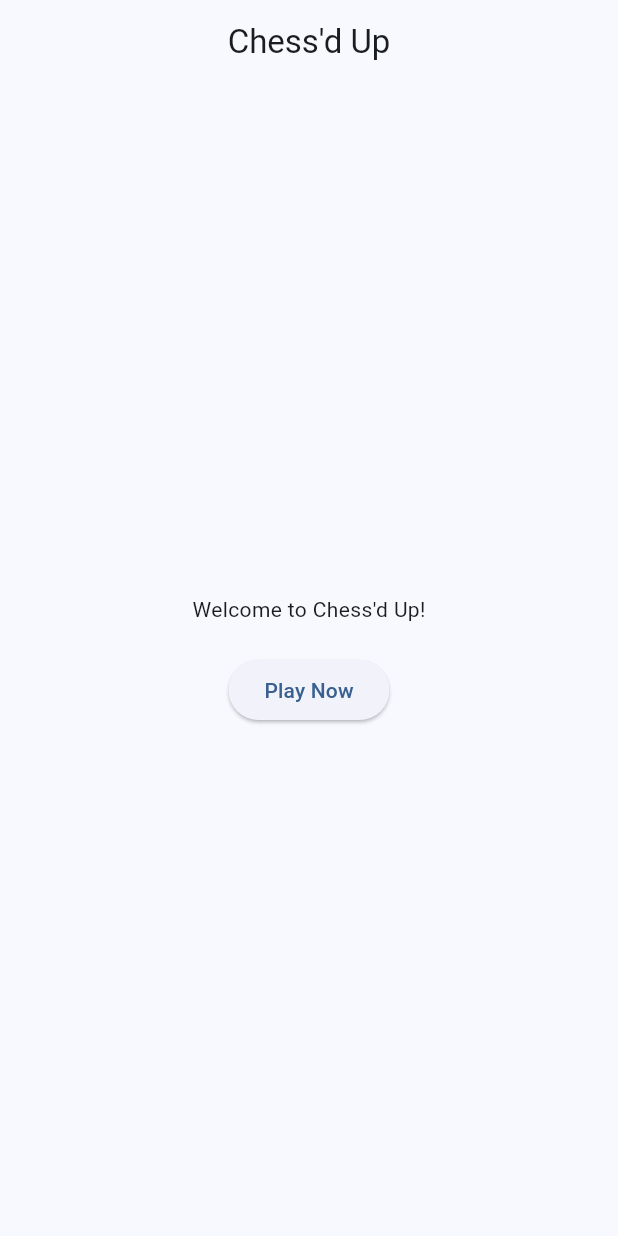
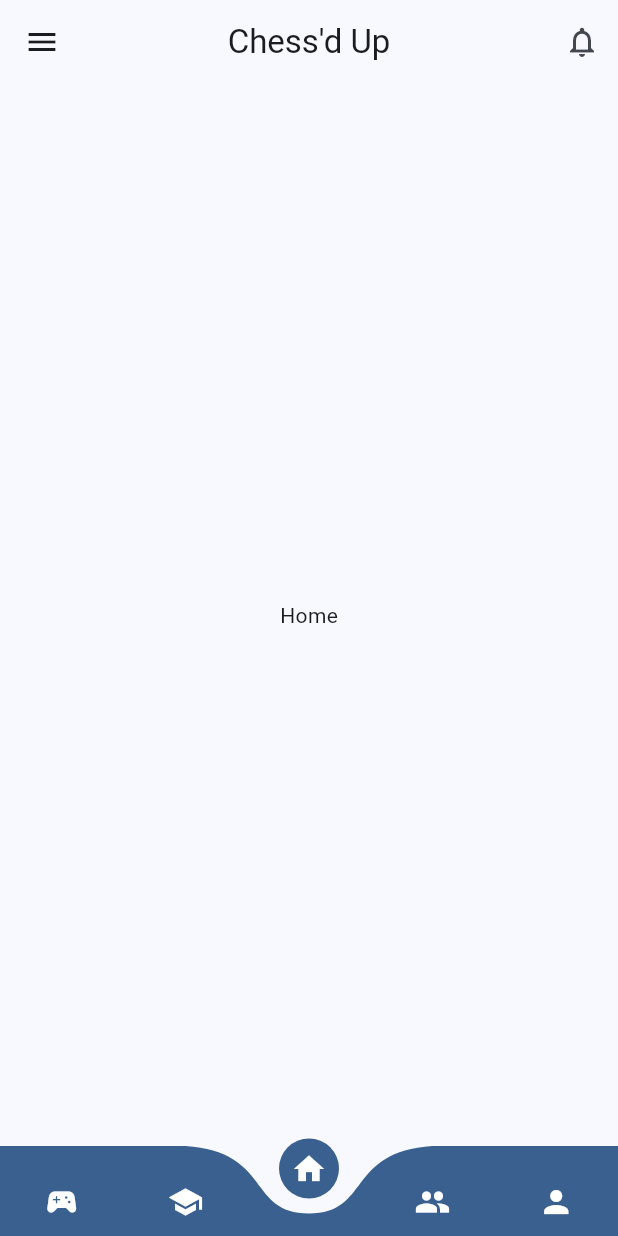
Before and after one commit to Yvonne-Wanja-1/chess2, a Flutter app: the screen it shows after launch, on a phone screen of 412 x 824 dp. Run offline on Flutter 3.47's test engine with Material 3 defaults, Android fonts, the phone set to English and light mode, and no system bars; drawn by our look-alikes of curved_navigation_bar; our stand-ins replace google_fonts; missing offline and left inert: chess.

Commit message:
added a hamburger menu to the home screen

```diff
--- a/lib/features/home/presentation/screens/home_screen.dart
+++ b/lib/features/home/presentation/screens/home_screen.dart
@@ -1,27 +1,143 @@
 import 'package:flutter/material.dart';
+import 'package:curved_navigation_bar/curved_navigation_bar.dart';
 
-class HomeScreen extends StatelessWidget {
+class HomeScreen extends StatefulWidget {
   const HomeScreen({super.key});
+
+  @override
+  State<HomeScreen> createState() => _HomeScreenState();
+}
+
+class _HomeScreenState extends State<HomeScreen> {
+  int _selectedIndex = 2; // Center item selected by default
+
+  final List<Widget> _screens = [
+    const Center(child: Text('Play')),
+    const Center(child: Text('Learn')),
+    const Center(child: Text('Home')),
+    const Center(child: Text('Social')),
+    const Center(child: Text('Profile')),
+  ];
 
   @override
   Widget build(BuildContext context) {
     return Scaffold(
-      appBar: AppBar(title: const Text('Chess\'d Up')),
-      body: Center(
-        child: Column(
-          mainAxisAlignment: MainAxisAlignment.center,
+      appBar: AppBar(
+        title: const Text('Chess\'d Up'),
+        actions: [
+          IconButton(
+            icon: const Icon(Icons.notifications_outlined),
+            onPressed: () {
+              // TODO: Implement notifications
+            },
+          ),
+        ],
+      ),
+      drawer: Drawer(
+        child: ListView(
+          padding: EdgeInsets.zero,
           children: [
-            const Text('Welcome to Chess\'d Up!'),
-            const SizedBox(height: 20),
-            ElevatedButton(
-              onPressed: () {
-                // TODO: Implement play button
+            DrawerHeader(
+              decoration: BoxDecoration(
+                color: Theme.of(context).colorScheme.primary,
+              ),
+              child: Column(
+                crossAxisAlignment: CrossAxisAlignment.start,
+                children: [
+                  const CircleAvatar(
+                    radius: 40,
+                    backgroundImage: AssetImage(
+                      'assets/images/default_avatar.png',
+                    ),
+                  ),
+                  const SizedBox(height: 10),
+                  Text(
+                    'Guest User',
+                    style: Theme.of(context).textTheme.titleLarge?.copyWith(
+                      color: Theme.of(context).colorScheme.onPrimary,
+                    ),
+                  ),
+                  Text(
+                    'Rating: 1200',
+                    style: Theme.of(context).textTheme.bodyMedium?.copyWith(
+                      color: Theme.of(context).colorScheme.onPrimary,
+                    ),
+                  ),
+                ],
+              ),
+            ),
+            ListTile(
+              leading: const Icon(Icons.emoji_events_outlined),
+              title: const Text('Tournaments'),
+              onTap: () {
+                // TODO: Navigate to tournaments
+                Navigator.pop(context);
               },
-              child: const Text('Play Now'),
+            ),
+            ListTile(
+              leading: const Icon(Icons.school_outlined),
+              title: const Text('Training'),
+              onTap: () {
+                // TODO: Navigate to training
+                Navigator.pop(context);
+              },
+            ),
+            ListTile(
+              leading: const Icon(Icons.groups_outlined),
+              title: const Text('Teams'),
+              onTap: () {
+                // TODO: Navigate to teams
+                Navigator.pop(context);
+              },
+            ),
+            ListTile(
+              leading: const Icon(Icons.analytics_outlined),
+              title: const Text('Stats'),
+              onTap: () {
+                // TODO: Navigate to stats
+                Navigator.pop(context);
+              },
+            ),
+            const Divider(),
+            ListTile(
+              leading: const Icon(Icons.settings_outlined),
+              title: const Text('Settings'),
+              onTap: () {
+                // TODO: Navigate to settings
+                Navigator.pop(context);
+              },
+            ),
+            ListTile(
+              leading: const Icon(Icons.help_outline),
+              title: const Text('Help & Support'),
+              onTap: () {
+                // TODO: Navigate to help
+                Navigator.pop(context);
+              },
             ),
           ],
         ),
       ),
+      body: _screens[_selectedIndex],
+      bottomNavigationBar: CurvedNavigationBar(
+        index: _selectedIndex,
+        backgroundColor: Theme.of(context).scaffoldBackgroundColor,
+        color: Theme.of(context).colorScheme.primary,
+        buttonBackgroundColor: Theme.of(context).colorScheme.primary,
+        height: 60,
+        items: const [
+          Icon(Icons.sports_esports, color: Colors.white),
+          Icon(Icons.school, color: Colors.white),
+          Icon(Icons.home, color: Colors.white),
+          Icon(Icons.people, color: Colors.white),
+          Icon(Icons.person, color: Colors.white),
+        ],
+        onTap: (index) {
+          setState(() {
+            _selectedIndex = index;
+          });
+        },
+      ),
     );
   }
 }
--- a/pubspec.yaml
+++ b/pubspec.yaml
@@ -51,6 +51,7 @@ dependencies:
   flutter_svg: ^2.0.9
   cached_network_image: ^3.3.1
   lottie: ^2.7.0
+  curved_navigation_bar: ^1.0.3
 
   # Real-time Features
   web_socket_channel: ^2.4.0
@@ -97,9 +98,8 @@ flutter:
   uses-material-design: true
 
   # To add assets to your application, add an assets section, like this:
-  # assets:
-  #   - images/a_dot_burr.jpeg
-  #   - images/a_dot_ham.jpeg
+  assets:
+    - assets/images/
 
   # An image asset can refer to one or more resolution-specific "variants", see
   # https://flutter.dev/to/resolution-aware-images
```
Also changed, not shown: pubspec.lock.
